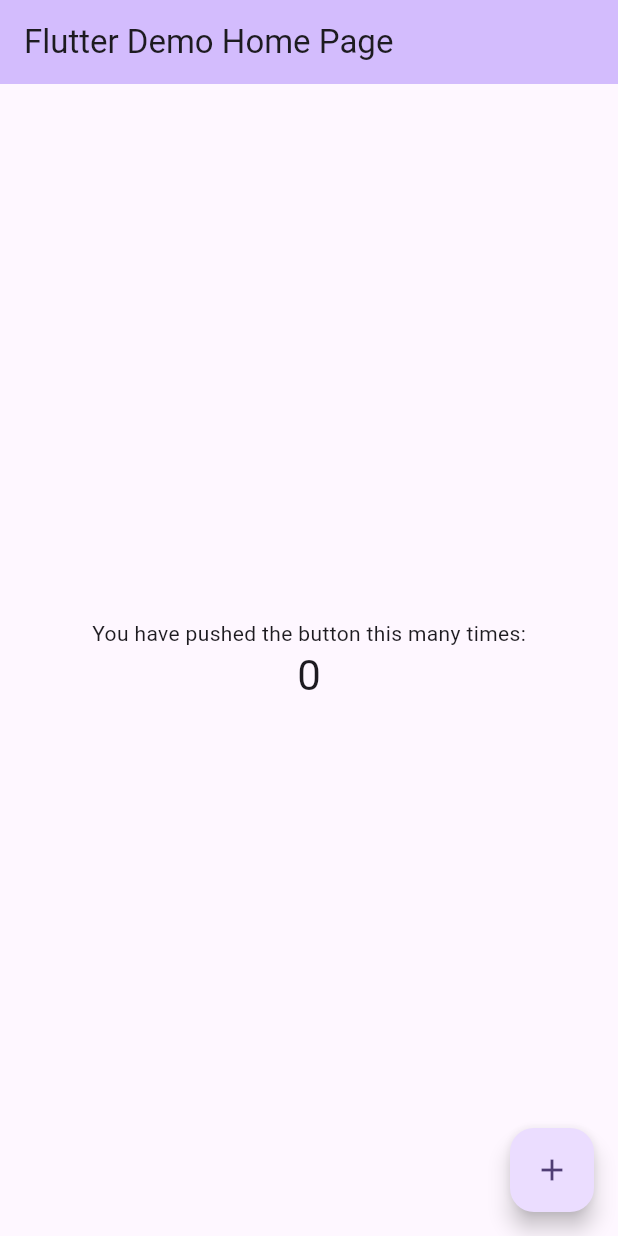
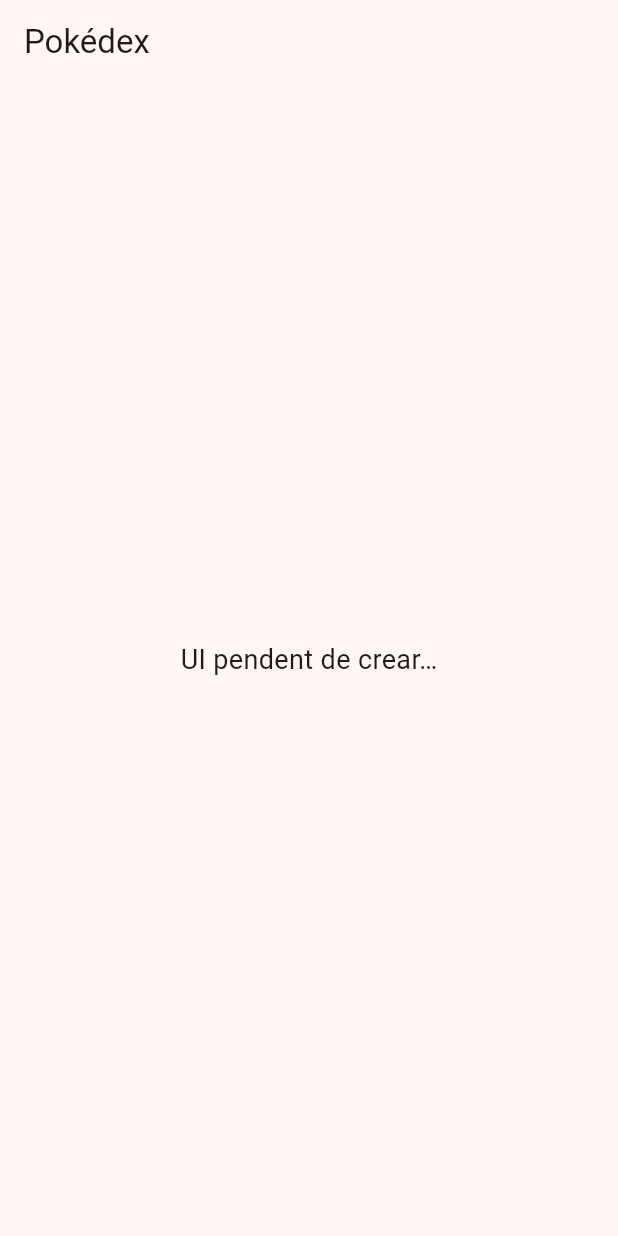
Before and after one commit to JauDev/Pokedex, a Flutter app: the screen it shows after launch, on a phone screen of 412 x 824 dp. Run offline on Flutter 3.47's test engine with Material 3 defaults, Android fonts, the phone set to English and light mode, and no system bars; our stand-ins replace logger.

Commit message:
feat: :sparkles: main provisional

```diff
--- a/lib/main.dart
+++ b/lib/main.dart
@@ -1,122 +1,55 @@
 import 'package:flutter/material.dart';
+import 'package:provider/provider.dart';
+
+import 'services/pokemon_repository.dart';
+import 'controllers/pokemon_list_vm.dart';
 
 void main() {
-  runApp(const MyApp());
+  runApp(
+    MultiProvider(
+      providers: [
+        Provider(create: (_) => PokemonRepository()),
+        ChangeNotifierProvider(
+          create: (context) =>
+              PokemonListVM(context.read<PokemonRepository>())..loadMore(),
+        ),
+      ],
+      child: const MyApp(),
+    ),
+  );
 }
 
+/// Widget arrel molt senzill ─ encara sense la llista de Pokémon
 class MyApp extends StatelessWidget {
   const MyApp({super.key});
 
-  // This widget is the root of your application.
   @override
   Widget build(BuildContext context) {
     return MaterialApp(
-      title: 'Flutter Demo',
+      title: 'Pokédex MVVM',
       theme: ThemeData(
-        // This is the theme of your application.
-        //
-        // TRY THIS: Try running your application with "flutter run". You'll see
-        // the application has a purple toolbar. Then, without quitting the app,
-        // try changing the seedColor in the colorScheme below to Colors.green
-        // and then invoke "hot reload" (save your changes or press the "hot
-        // reload" button in a Flutter-supported IDE, or press "r" if you used
-        // the command line to start the app).
-        //
-        // Notice that the counter didn't reset back to zero; the application
-        // state is not lost during the reload. To reset the state, use hot
-        // restart instead.
-        //
-        // This works for code too, not just values: Most code changes can be
-        // tested with just a hot reload.
-        colorScheme: ColorScheme.fromSeed(seedColor: Colors.deepPurple),
+        colorSchemeSeed: Colors.red,
+        useMaterial3: true,
       ),
-      home: const MyHomePage(title: 'Flutter Demo Home Page'),
+      home: const PlaceholderView(),   // ← de moment només això
     );
   }
 }
 
-class MyHomePage extends StatefulWidget {
-  const MyHomePage({super.key, required this.title});
-
-  // This widget is the home page of your application. It is stateful, meaning
-  // that it has a State object (defined below) that contains fields that affect
-  // how it looks.
-
-  // This class is the configuration for the state. It holds the values (in this
-  // case the title) provided by the parent (in this case the App widget) and
-  // used by the build method of the State. Fields in a Widget subclass are
-  // always marked "final".
-
-  final String title;
-
-  @override
-  State<MyHomePage> createState() => _MyHomePageState();
-}
-
-class _MyHomePageState extends State<MyHomePage> {
-  int _counter = 0;
-
-  void _incrementCounter() {
-    setState(() {
-      // This call to setState tells the Flutter framework that something has
-      // changed in this State, which causes it to rerun the build method below
-      // so that the display can reflect the updated values. If we changed
-      // _counter without calling setState(), then the build method would not be
-      // called again, and so nothing would appear to happen.
-      _counter++;
-    });
-  }
+/// Vista provisional per comprovar que tot compila i arrenca
+class PlaceholderView extends StatelessWidget {
+  const PlaceholderView({super.key});
 
   @override
   Widget build(BuildContext context) {
-    // This method is rerun every time setState is called, for instance as done
-    // by the _incrementCounter method above.
-    //
-    // The Flutter framework has been optimized to make rerunning build methods
-    // fast, so that you can just rebuild anything that needs updating rather
-    // than having to individually change instances of widgets.
     return Scaffold(
-      appBar: AppBar(
-        // TRY THIS: Try changing the color here to a specific color (to
-        // Colors.amber, perhaps?) and trigger a hot reload to see the AppBar
-        // change color while the other colors stay the same.
-        backgroundColor: Theme.of(context).colorScheme.inversePrimary,
-        // Here we take the value from the MyHomePage object that was created by
-        // the App.build method, and use it to set our appbar title.
-        title: Text(widget.title),
-      ),
-      body: Center(
-        // Center is a layout widget. It takes a single child and positions it
-        // in the middle of the parent.
-        child: Column(
-          // Column is also a layout widget. It takes a list of children and
-          // arranges them vertically. By default, it sizes itself to fit its
-          // children horizontally, and tries to be as tall as its parent.
-          //
-          // Column has various properties to control how it sizes itself and
-          // how it positions its children. Here we use mainAxisAlignment to
-          // center the children vertically; the main axis here is the vertical
-          // axis because Columns are vertical (the cross axis would be
-          // horizontal).
-          //
-          // TRY THIS: Invoke "debug painting" (choose the "Toggle Debug Paint"
-          // action in the IDE, or press "p" in the console), to see the
-          // wireframe for each widget.
-          mainAxisAlignment: MainAxisAlignment.center,
-          children: <Widget>[
-            const Text('You have pushed the button this many times:'),
-            Text(
-              '$_counter',
-              style: Theme.of(context).textTheme.headlineMedium,
-            ),
-          ],
+      appBar: AppBar(title: const Text('Pokédex')),
+      body: const Center(
+        child: Text(
+          'UI pendent de crear…',
+          style: TextStyle(fontSize: 18),
         ),
       ),
-      floatingActionButton: FloatingActionButton(
-        onPressed: _incrementCounter,
-        tooltip: 'Increment',
-        child: const Icon(Icons.add),
-      ), // This trailing comma makes auto-formatting nicer for build methods.
     );
   }
 }
```
